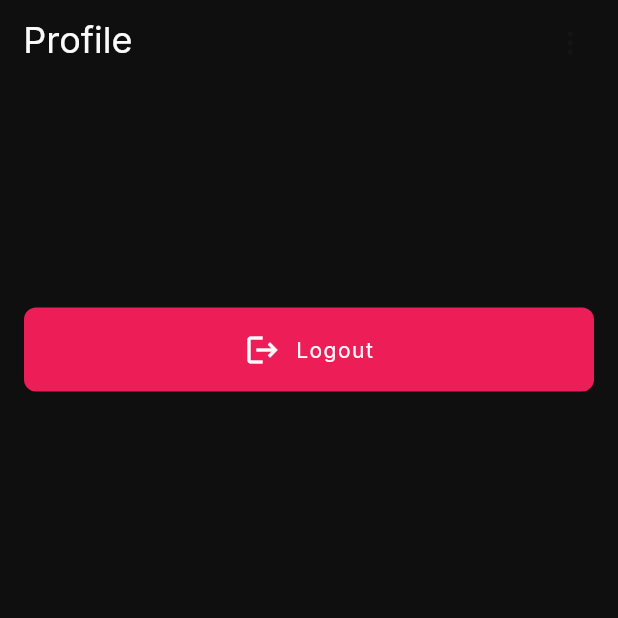
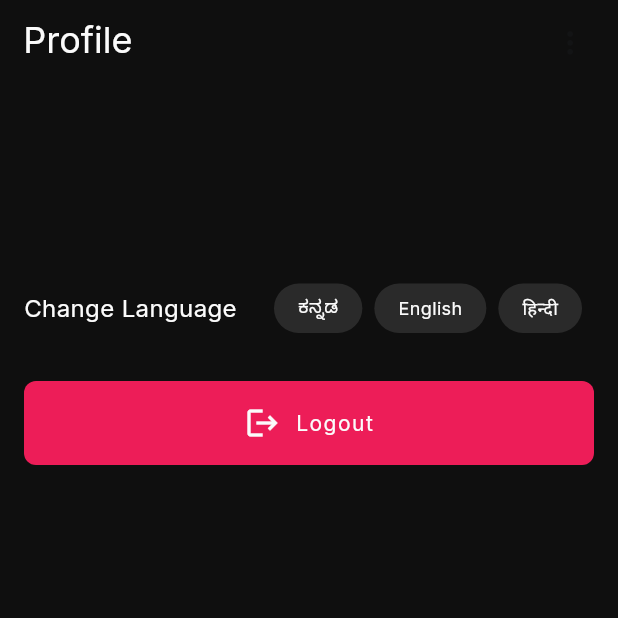
Before and after one commit to MANDARA-M/todo_assignment_mandara, a Flutter app: the ProfileScreen screen opened by its route, on a phone screen of 412 x 824 dp, the top half of it. Run offline on Flutter 3.47's test engine with Material 3 defaults, Android fonts, the phone set to English and light mode, and no system bars; our stand-ins replace awesome_snackbar_content, cloud_firestore, confetti, dots_indicator, emoji_picker_flutter, extended_nested_scroll_view and 19 more; missing offline and left inert: boxy, restart; accounts and stored records are empty; project files that could hold a hidden picture were left out.

Commit message:
Language change functionality added

```diff
--- a/lib/Screens/bottom_sheets/bottomsheet_task_add.dart
+++ b/lib/Screens/bottom_sheets/bottomsheet_task_add.dart
@@ -60,7 +60,7 @@ class _BottomSheetTaskAddState extends ConsumerState<BottomSheetTaskAdd> {
           CustomWidget.instance.getLinksBottomSheetTopUI(theme: theme, title: _localizations.addTaskTitle, description: _localizations.addTaskDescription),
           Margin.vertical24,
           if (!isAddAvailable) TitleTextField(title: 'Task Id', prefixIcon: Icons.task_alt, controller: taskIdController),
-          if (task != null) ...[Margin.vertical24, ToDoCardWidget(docId: docId, task: task!)],
+          if (task != null) ...[Margin.vertical24, ToDoCardWidget(docId: docId, task: task!, isActive: false,)],
           Margin.vertical32,
           if (!isAddAvailable) _buttonFetch,
           if (isAddAvailable) _buttonJoin,
@@ -80,7 +80,7 @@ class _BottomSheetTaskAddState extends ConsumerState<BottomSheetTaskAdd> {
         if (task == null) {
           _showToast(_localizations.toastErrorNoTaskFound);
         } else if (task.isOwner) {
-          _showToast(_localizations.toastErrorNoTaskFound);
+          _showToast(_localizations.toastErrorTaskOwner);
         } else if (task.isJoined) {
           _showToast(_localizations.toastErrorTaskAlreadyJoined);
         } else {
--- a/lib/Screens/profile/profile_screen.dart
+++ b/lib/Screens/profile/profile_screen.dart
@@ -12,6 +12,9 @@ import 'package:inSTA/utilities/storage/shared_preference/shared_preferences_uti
 import '../../common_widgets/appbar_widget.dart';
 import '../../l10n/app_localizations.dart';
 import '../../providers/utils/provider_utility.dart';
+
+import '../../enums/app_enums.dart';
+import '../../providers/language_provider.dart';
 
 class ProfileScreen extends StatefulHookConsumerWidget {
   const ProfileScreen({super.key});
@@ -54,11 +57,46 @@ class _ProfileScreenState extends ConsumerState<ProfileScreen> with SingleTicker
           Text(userName, style: theme.ts.extTs24),
           Margin.vertical16,
           Text(user?.phoneNumber ?? '', style: theme.ts.extTs36),
+          Margin.vertical16,
+          _changeLanguage,
           Margin.vertical32,
           _logoutButton,
         ],
       ),
     );
+  }
+
+  Widget get _changeLanguage {
+    return Row(
+      children: [
+        Text('Change Language', style: theme.ts.extTs16,),
+        Spacer(),
+        ..._languageWidget,
+      ],
+    );
+  }
+
+  List<Widget> get _languageWidget {
+    final allLanguages = Language.values;
+
+    final widgets = <Widget>[];
+    for(final language in allLanguages) {
+      final child =  InkWell(
+        onTap: () {
+          ref.read(languageProvider.notifier).update((_) => language);
+        },
+        child: Container(
+          padding: EdgeInsets.symmetric(horizontal: 16, vertical: 8),
+          decoration: theme.boxDecorationInfoWidget,
+          child: Text(language.languageName, style: theme.ts.extTs12,),
+        ),
+      );
+
+      widgets.add(child);
+      widgets.add(Margin.horizontal8);
+    }
+
+    return widgets;
   }
 
   Widget get _logoutButton {
--- a/lib/enums/app_enums.dart
+++ b/lib/enums/app_enums.dart
@@ -9,9 +9,9 @@ class AppEnums {}
 enum BottomSheetEventOptionsUI { poppins, listTile }
 
 enum Language {
+  Kannada(languageCode: 'kn', languageName: 'ಕನ್ನಡ'),
   English(languageCode: 'en', languageName: 'English'),
-  Hindi(languageCode: 'hi', languageName: 'Hindi'),
-  Kannada(languageCode: 'kn', languageName: 'Kannada');
+  Hindi(languageCode: 'hi', languageName: 'हिन्दी');
 
   const Language({required this.languageCode, required this.languageName});
 
--- a/lib/l10n/app_en.arb
+++ b/lib/l10n/app_en.arb
@@ -1,5 +1,10 @@
 {
   "@@locale": "en",
+  "home": "Home",
+  "search": "Search",
+  "create": "Create",
+  "chart": "Chart",
+  "profile": "Profile",
   "created": "Created",
   "joined": "Joined",
   "createNewTask": "create New Task",
@@ -29,7 +34,6 @@
   "onboardingTitle1Screen3": "Share",
   "onboardingTitle2Screen3": "Tasks",
   "onboardingSubTitle1Screen3": "Share tasks and achieve more, like never before",
-  "profile": "Profile",
   "internetNotConnected": "You don’t have an internet connection, or your signal is too low.",
   "wewillsendyouconfirmationcode": "We will send you confirmation code",
   "enteryourmobilenumber": "Enter your \nmobile number",
--- a/lib/l10n/app_hi.arb
+++ b/lib/l10n/app_hi.arb
@@ -1,5 +1,9 @@
 {
   "@@locale": "hi",
+  "home": "होम",
+  "search": "खोजें",
+  "create": "बनाएँ",
+  "chart": "चार्ट",
   "created": "बनाया गया",
   "joined": "जुड़ा",
   "createNewTask": "नया कार्य जोड़ें",
--- a/lib/l10n/app_kn.arb
+++ b/lib/l10n/app_kn.arb
@@ -1,5 +1,9 @@
 {
   "@@locale": "kn",
+  "home": "ಮುಖಪುಟ",
+  "search": "ಹುಡುಕಿ",
+  "create": "ರಚಿಸಿ",
+  "chart": "ಚಾರ್ಟ್",
   "created": "ಸೃಷ್ಟಿಸಲಾಗಿದೆ",
   "joined": "ಸೇರಿಸಲಾಗಿದೆ",
   "createNewTask": "ಹೊಸ ಕಾರ್ಯವನ್ನು ಸೇರಿಸಿ",
--- a/lib/l10n/app_localizations.dart
+++ b/lib/l10n/app_localizations.dart
@@ -99,6 +99,36 @@ abstract class AppLocalizations {
     Locale('hi'),
     Locale('kn'),
   ];
+
+  /// No description provided for @home.
+  ///
+  /// In en, this message translates to:
+  /// **'Home'**
+  String get home;
+
+  /// No description provided for @search.
+  ///
+  /// In en, this message translates to:
+  /// **'Search'**
+  String get search;
+
+  /// No description provided for @create.
+  ///
+  /// In en, this message translates to:
+  /// **'Create'**
+  String get create;
+
+  /// No description provided for @chart.
+  ///
+  /// In en, this message translates to:
+  /// **'Chart'**
+  String get chart;
+
+  /// No description provided for @profile.
+  ///
+  /// In en, this message translates to:
+  /// **'Profile'**
+  String get profile;
 
   /// No description provided for @created.
   ///
@@ -274,12 +304,6 @@ abstract class AppLocalizations {
   /// **'Share tasks and achieve more, like never before'**
   String get onboardingSubTitle1Screen3;
 
-  /// No description provided for @profile.
-  ///
-  /// In en, this message translates to:
-  /// **'Profile'**
-  String get profile;
-
   /// No description provided for @internetNotConnected.
   ///
   /// In en, this message translates to:
--- a/lib/main.dart
+++ b/lib/main.dart
@@ -4,7 +4,7 @@ import 'package:flutter/foundation.dart';
 import 'package:flutter/material.dart';
 import 'package:flutter/services.dart';
 import 'package:hooks_riverpod/hooks_riverpod.dart';
-import 'package:inSTA/providers/language_provider.dart';
+import 'providers/language_provider.dart';
 
 import 'common_widgets/waiting_screen_widget.dart';
 import 'constants/constant.dart';
```
Also changed, not shown: lib/Screens/home/dashboard_screen.dart (+6 -8 lines), lib/Screens/todo/todo_card_widget.dart (+14 -7 lines), lib/l10n/app_localizations_en.dart (+15 -3 lines), lib/l10n/app_localizations_hi.dart (+15 -3 lines), lib/l10n/app_localizations_kn.dart (+15 -3 lines).
